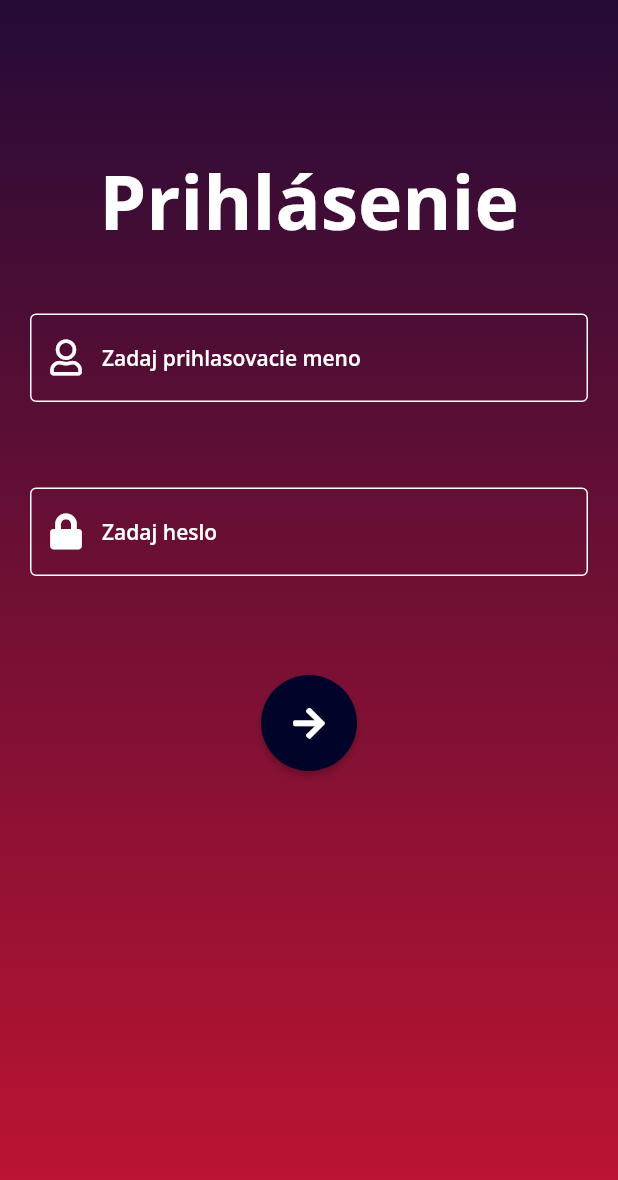
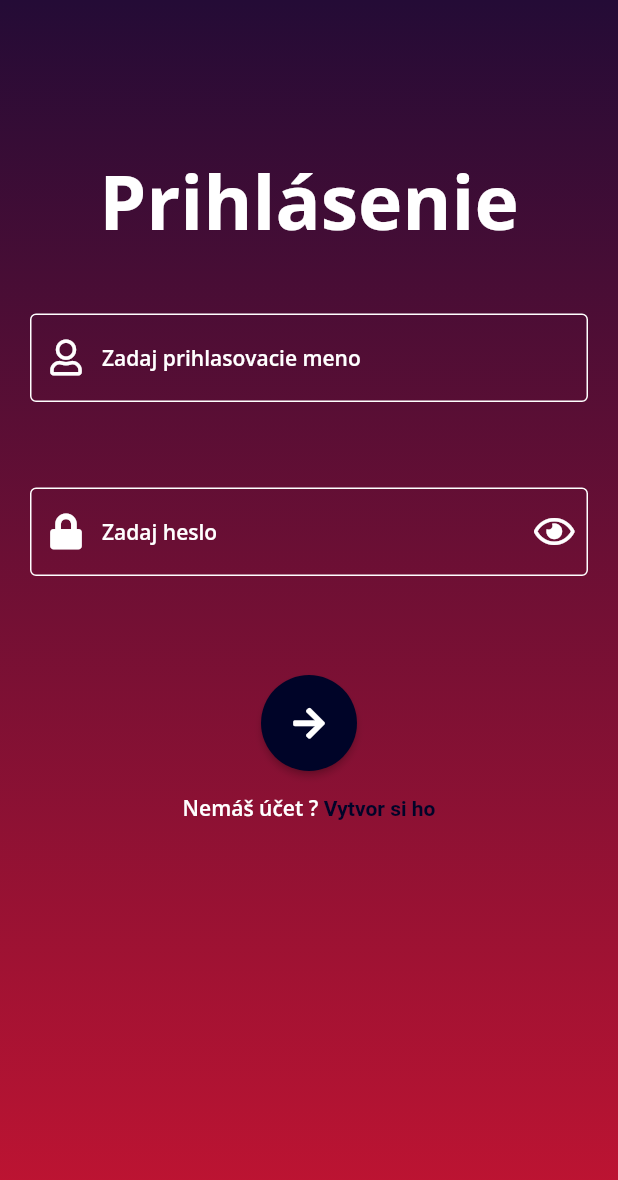
Before and after one commit to Crudar/akcosky, a Flutter app: the screen it shows after launch, on a phone screen of 412 x 824 dp. Shown: the top 1180 px of the screen. Run offline on Flutter 3.47's test engine with Material 2 defaults, Android fonts, the phone set to English and light mode, and no system bars; our stand-ins replace font_awesome_flutter, google_fonts; missing offline and left inert: aws_dynamodb_api.

Commit message:
Register UI + EmailVerification UI + route Login -> Registration

```diff
--- a/lib/UI/login.dart
+++ b/lib/UI/login.dart
@@ -1,9 +1,24 @@
+import 'package:akcosky/UI/register.dart';
+import 'package:flutter/gestures.dart';
 import 'package:flutter/material.dart';
 import 'package:akcosky/theme.dart';
 import 'package:font_awesome_flutter/font_awesome_flutter.dart';
 
-class Login extends StatelessWidget{
+class Login extends StatefulWidget{
   const Login({Key? key}) : super(key: key);
+
+  @override
+  State<Login> createState() => _LoginState();
+}
+
+class _LoginState extends State<Login>{
+  bool passwordNotShown = true;
+
+  showPassword() {
+    setState(() {
+      passwordNotShown = !passwordNotShown;
+    });
+  }
 
   @override
   Widget build(BuildContext context) {
@@ -54,15 +69,22 @@ class Login extends StatelessWidget{
                       Padding(
                         padding: const EdgeInsets.symmetric(horizontal: 20, vertical: 16),
                         child: TextField(
-                          decoration: const InputDecoration(
+                          decoration: InputDecoration(
                             hintText: 'Zadaj heslo',
-                            prefixIcon: Icon(FontAwesomeIcons.lock, color: Colors.white)
+                            prefixIcon: const Icon(FontAwesomeIcons.lock, color: Colors.white),
+                              suffixIcon: IconButton(
+                                  onPressed: () => showPassword(),
+                                  icon: Icon(passwordNotShown ? FontAwesomeIcons.eye : FontAwesomeIcons.eyeSlash, color: Colors.white)
+                              )
                           ),
-                          style: Theme_.lightTextTheme.headline3
+                          style: Theme_.lightTextTheme.headline3,
+                          obscureText: passwordNotShown
                         ),
                       ),
                       Center(
-                          child: Padding(
+                          child: Column(
+                              children:[
+                          Padding(
                               padding: EdgeInsets.only(top: 50),
                               child: ElevatedButton(
                                 onPressed: () {},
@@ -73,7 +95,36 @@ class Login extends StatelessWidget{
                                   primary: Color(0xff000428), // <-- Button color
                                   onPrimary: Colors.white, // <-- Splash color
                                 )
-                      )
+                              ),
+                            ),
+                                Padding(padding: const EdgeInsets.only(top: 15),
+                                  child: Builder(
+                                    builder: (context) => RichText(
+                                    text: TextSpan(children: [
+                                      TextSpan(
+                                        text: 'Nemáš účet ? ',
+                                        style: Theme_.lightTextTheme.headline3
+                                      ),
+                                      TextSpan(
+                                        text: "Vytvor si ho",
+                                        style: TextStyle(
+                                          color: const Color(0xff000428),
+                                          fontSize: Theme_.lightTextTheme.headline3?.fontSize,
+                                          fontWeight: Theme_.lightTextTheme.headline3?.fontWeight,
+                                        ),
+                                        recognizer: TapGestureRecognizer()..onTap = (){
+                                          Navigator.push(
+                                              context,
+                                              MaterialPageRoute(builder: (context) => const Register())
+                                          );
+                                        }
+                                      )
+                                    ]
+                                    )
+                                  ),
+                                  )
+                                )
+                            ]
                           )
                       )
                     ],
--- a/lib/main.dart
+++ b/lib/main.dart
@@ -1,4 +1,6 @@
+import 'package:akcosky/UI/email_verification.dart';
 import 'package:akcosky/UI/login.dart';
+import 'package:akcosky/UI/register.dart';
 import 'package:flutter/material.dart';
 import 'AppSettings.dart';
 import 'dart:async';
@@ -8,6 +10,8 @@ import 'Database.dart';
 void main() async{
   runApp(const Login());
   //runApp(const MyApp());
+  //runApp(const Register());
+  //runApp(const EmailVerification());
 }
 
 class MyApp extends StatelessWidget {
```
Also changed, not shown: lib/UI/email_verification.dart (added, +76 -0 lines), lib/UI/register.dart (added, +144 -0 lines).
